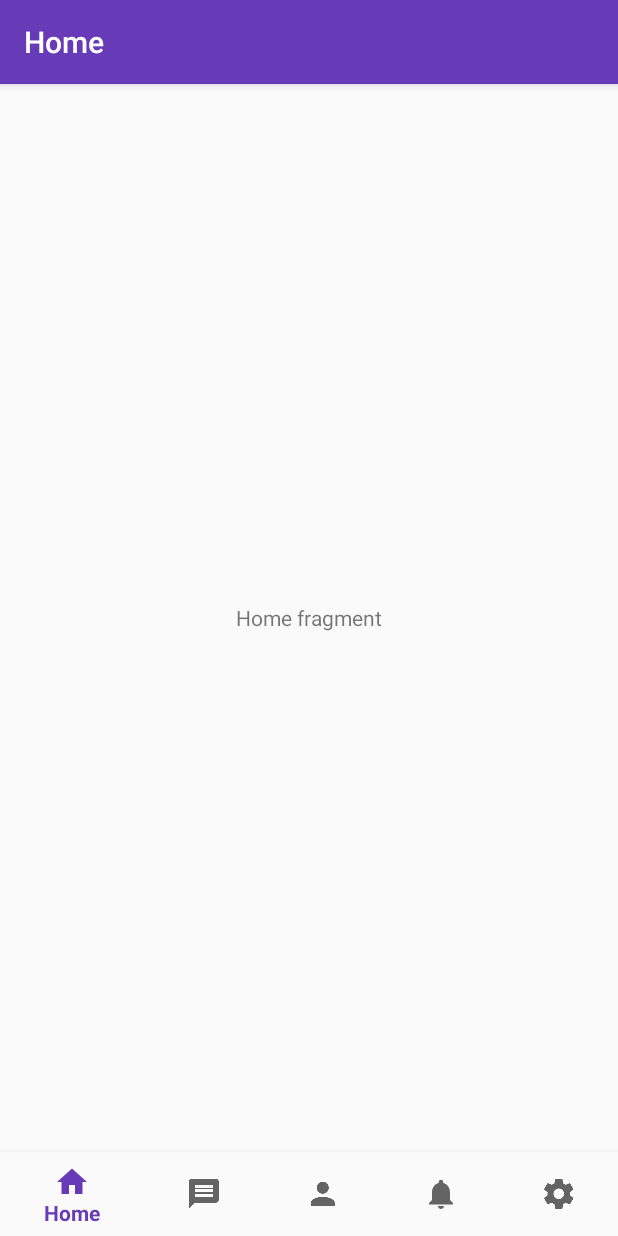
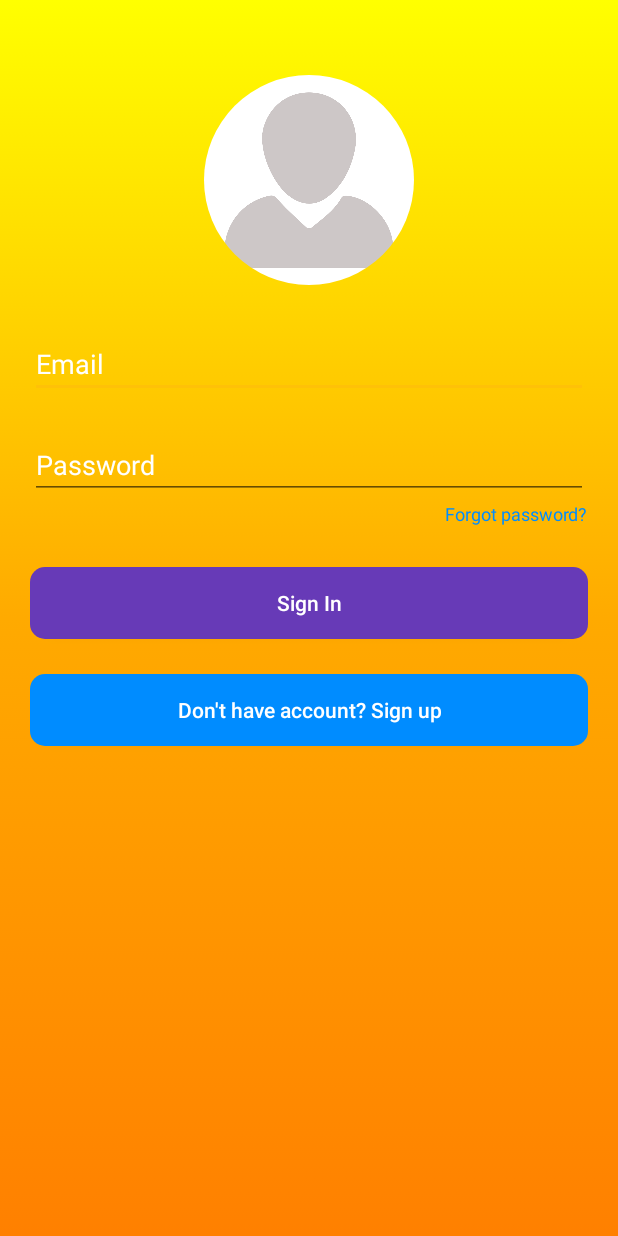
Before and after one commit to Pancor/Stagap, an Android app: the screen it shows after launch (MainActivity before the commit, LoginActivity after it), on a phone screen of 412 x 824 dp. Run offline under Robolectric (Android 15) with nearby library versions, the phone set to English and light mode, and no system bars; our stand-ins replace CircleImageView, Firebase (no records; nobody signed in at launch, a user with empty details on screens opened directly).

Commit message:
Added login activity

```diff
--- a/app/build.gradle
+++ b/app/build.gradle
@@ -27,6 +27,8 @@ dependencies {
     implementation 'com.android.support:support-vector-drawable:26.1.0'
     implementation 'com.android.support:support-v4:26.1.0'
     implementation 'com.google.firebase:firebase-database:11.0.4'
+    implementation 'com.google.firebase:firebase-auth:11.0.4'
+    compile 'de.hdodenhof:circleimageview:2.2.0'
     testImplementation 'junit:junit:4.12'
     androidTestImplementation 'com.android.support.test:runner:1.0.1'
     androidTestImplementation 'com.android.support.test.espresso:espresso-core:3.0.1'
@@ -35,4 +37,6 @@ dependencies {
 
 
 
+
+
 apply plugin: 'com.google.gms.google-services'
--- a/app/src/main/AndroidManifest.xml
+++ b/app/src/main/AndroidManifest.xml
@@ -1,6 +1,7 @@
 <?xml version="1.0" encoding="utf-8"?>
 <manifest xmlns:android="http://schemas.android.com/apk/res/android"
     package="com.stagap.stagap">
+    <uses-permission android:name="android.permission.INTERNET"/>
 
     <application
         android:allowBackup="true"
@@ -18,6 +19,10 @@
                 <category android:name="android.intent.category.LAUNCHER" />
             </intent-filter>
         </activity>
+        <activity
+            android:name=".LoginActivity"
+            android:label="@string/title_activity_login"
+            android:theme="@style/AppTheme.NoActionBar"></activity>
     </application>
 
 </manifest>
--- /dev/null
+++ b/app/src/main/java/com/stagap/stagap/LoginActivity.java
@@ -0,0 +1,21 @@
+package com.stagap.stagap;
+
+import android.os.Bundle;
+import android.support.design.widget.FloatingActionButton;
+import android.support.design.widget.Snackbar;
+import android.support.v7.app.AppCompatActivity;
+import android.support.v7.widget.Toolbar;
+import android.view.View;
+
+public class LoginActivity extends AppCompatActivity {
+
+    @Override
+    protected void onCreate(Bundle savedInstanceState) {
+        super.onCreate(savedInstanceState);
+        setContentView(R.layout.activity_login);
+
+
+
+    }
+
+}
--- a/app/src/main/java/com/stagap/stagap/MainActivity.java
+++ b/app/src/main/java/com/stagap/stagap/MainActivity.java
@@ -1,6 +1,7 @@
 package com.stagap.stagap;
 
 
+import android.content.Intent;
 import android.os.Bundle;
 import android.support.annotation.NonNull;
 import android.support.design.widget.BottomNavigationView;
@@ -9,6 +10,8 @@ import android.support.v4.app.FragmentTransaction;
 import android.support.v7.app.AppCompatActivity;
 import android.view.MenuItem;
 import android.widget.FrameLayout;
+
+import com.google.firebase.auth.FirebaseAuth;
 
 public class MainActivity extends AppCompatActivity {
 
@@ -21,9 +24,12 @@ public class MainActivity extends AppCompatActivity {
     private AccountFragment accountFragment;
     private SettingsFragment settingsFragment;
 
+    private FirebaseAuth firebaseAuth;
+
     @Override
     protected void onCreate(Bundle savedInstanceState) {
         super.onCreate(savedInstanceState);
+        sendToLogin();
         setContentView(R.layout.activity_main);
 
         homeFragment = new HomeFragment();
@@ -76,4 +82,13 @@ public class MainActivity extends AppCompatActivity {
 
     }
 
+    private void sendToLogin(){
+        firebaseAuth = FirebaseAuth.getInstance();
+        if(firebaseAuth.getCurrentUser() == null){
+            Intent intent = new Intent(getBaseContext(), LoginActivity.class);
+            startActivity(intent);
+            finish();
+        }
+    }
+
 }
--- /dev/null
+++ b/app/src/main/res/drawable/background.xml
@@ -0,0 +1,12 @@
+<?xml version="1.0" encoding="utf-8"?>
+<selector xmlns:android="http://schemas.android.com/apk/res/android">
+<item>
+    <shape>
+        <gradient
+            android:startColor="#ffff00"
+            android:endColor="#ff8000"
+            android:centerColor="#ffaa00"
+            android:angle="270"/>
+    </shape>
+</item>
+</selector>
--- /dev/null
+++ b/app/src/main/res/drawable/button_style_one.xml
@@ -0,0 +1,12 @@
+<?xml version="1.0" encoding="utf-8"?>
+<selector xmlns:android="http://schemas.android.com/apk/res/android">
+    <item>
+        <shape>
+            <corners
+                android:radius="10dp"/>
+            <solid
+                android:color="@color/colorPrimary"/>
+        </shape>
+    </item>
+
+</selector>
--- /dev/null
+++ b/app/src/main/res/drawable/button_style_two.xml
@@ -0,0 +1,12 @@
+<?xml version="1.0" encoding="utf-8"?>
+<selector xmlns:android="http://schemas.android.com/apk/res/android">
+    <item>
+        <shape>
+            <corners
+                android:radius="10dp"/>
+            <solid
+                android:color="@color/colorLight"/>
+        </shape>
+    </item>
+
+</selector>
--- /dev/null
+++ b/app/src/main/res/layout/activity_login.xml
@@ -0,0 +1,84 @@
+<?xml version="1.0" encoding="utf-8"?>
+<RelativeLayout
+    xmlns:android="http://schemas.android.com/apk/res/android"
+    xmlns:app="http://schemas.android.com/apk/res-auto"
+    android:layout_width="match_parent"
+    android:layout_height="match_parent"
+    android:background="@drawable/background"
+    android:padding="20dp">
+
+    <de.hdodenhof.circleimageview.CircleImageView
+        android:layout_width="140dp"
+        android:layout_height="140dp"
+        android:layout_alignParentTop="true"
+        android:layout_centerHorizontal="true"
+        android:layout_marginTop="30dp"
+        android:src="@drawable/defaultprofile" />
+
+    <EditText
+        android:id="@+id/editText"
+        android:layout_width="match_parent"
+        android:layout_height="wrap_content"
+        android:layout_alignEnd="@+id/textView3"
+        android:layout_alignParentTop="true"
+        android:textColorHint="@android:color/white"
+        android:layout_alignRight="@+id/textView3"
+        android:layout_marginTop="200dp"
+        android:shadowColor="@color/colorPrimary"
+        android:hint="@string/email"
+        android:inputType="textEmailAddress" />
+
+    <EditText
+        android:id="@+id/editText3"
+        android:layout_width="match_parent"
+        android:layout_height="wrap_content"
+        android:layout_alignLeft="@+id/editText"
+        android:layout_alignStart="@+id/editText"
+        android:layout_below="@+id/editText"
+        android:shadowColor="@color/colorPrimary"
+        android:layout_marginTop="22dp"
+        android:ems="10"
+        android:textColorHint="@android:color/white"
+        android:hint="Password"
+        android:inputType="textPassword" />
+
+    <TextView
+        android:id="@+id/textView3"
+        android:layout_width="wrap_content"
+        android:layout_height="wrap_content"
+        android:layout_alignParentEnd="true"
+        android:layout_alignParentRight="true"
+        android:layout_below="@+id/editText3"
+        android:layout_marginTop="1dp"
+        android:text="@string/forgot_password"
+        android:textColor="@color/colorLight"
+        android:textSize="12sp" />
+
+    <Button
+        android:id="@+id/button2"
+        android:layout_width="match_parent"
+        android:layout_height="wrap_content"
+        android:layout_alignParentLeft="true"
+        android:layout_alignParentStart="true"
+        android:layout_below="@+id/textView3"
+        android:layout_marginTop="27dp"
+        android:background="@drawable/button_style_one"
+        android:text="@string/sign_in"
+        android:textAllCaps="false"
+        android:textColor="@android:color/white" />
+
+    <Button
+        android:id="@+id/button3"
+        android:layout_width="match_parent"
+        android:layout_height="wrap_content"
+        android:layout_alignParentLeft="true"
+        android:layout_alignParentStart="true"
+        android:layout_below="@+id/button2"
+        android:layout_marginTop="23dp"
+        android:background="@drawable/button_style_two"
+        android:text="@string/don_t_have_account_sign_up"
+        android:textAllCaps="false"
+        android:textColor="@android:color/white" />
+
+
+</RelativeLayout>
--- a/app/src/main/res/layout/fragment_account.xml
+++ b/app/src/main/res/layout/fragment_account.xml
@@ -4,17 +4,9 @@
     android:layout_height="match_parent"
     tools:context="com.stagap.stagap.AccountFragment">
 
-    <!-- TODO: Update blank fragment layout -->
     <RelativeLayout
         android:layout_width="match_parent"
         android:layout_height="match_parent">
-
-        <TextView
-            android:layout_width="wrap_content"
-            android:layout_height="wrap_content"
-            android:layout_centerHorizontal="true"
-            android:layout_centerVertical="true"
-            android:text="Account fragment" />
     </RelativeLayout>
 
 </FrameLayout>
--- a/app/src/main/res/values/colors.xml
+++ b/app/src/main/res/values/colors.xml
@@ -4,4 +4,5 @@
     <color name="colorPrimaryDark">#4b258f</color>
     <color name="colorPrimaryLight">#D1C4E9</color>
     <color name="colorAccent">#FFC107</color>
+    <color name="colorLight">#008cff</color>
 </resources>
--- a/app/src/main/res/values/dimens.xml
+++ b/app/src/main/res/values/dimens.xml
@@ -2,4 +2,5 @@
     <!-- Default screen margins, per the Android Design guidelines. -->
     <dimen name="activity_horizontal_margin">16dp</dimen>
     <dimen name="activity_vertical_margin">16dp</dimen>
+    <dimen name="fab_margin">16dp</dimen>
 </resources>
--- a/app/src/main/res/values/strings.xml
+++ b/app/src/main/res/values/strings.xml
@@ -9,4 +9,9 @@
     <string name="hello_blank_fragment">Hello blank fragment</string>
     <string name="messages">Messages</string>
     <string name="settings">Settings</string>
+    <string name="title_activity_login">LoginActivity</string>
+    <string name="email">Email</string>
+    <string name="forgot_password">Forgot password?</string>
+    <string name="sign_in">Sign In</string>
+    <string name="don_t_have_account_sign_up">Don\'t have account? Sign up</string>
 </resources>
--- a/app/src/main/res/values/styles.xml
+++ b/app/src/main/res/values/styles.xml
@@ -1,11 +1,20 @@
 <resources>
 
     <!-- Base application theme. -->
-    <style name="AppTheme" parent="Theme.AppCompat.Light.DarkActionBar">
+    <style name="AppTheme" parent="Theme.AppCompat.Light.NoActionBar">
         <!-- Customize your theme here. -->
         <item name="colorPrimary">@color/colorPrimary</item>
         <item name="colorPrimaryDark">@color/colorPrimaryDark</item>
         <item name="colorAccent">@color/colorAccent</item>
     </style>
 
+    <style name="AppTheme.NoActionBar">
+        <item name="windowActionBar">false</item>
+        <item name="windowNoTitle">true</item>
+    </style>
+
+    <style name="AppTheme.AppBarOverlay" parent="ThemeOverlay.AppCompat.Dark.ActionBar" />
+
+    <style name="AppTheme.PopupOverlay" parent="ThemeOverlay.AppCompat.Light" />
+
 </resources>
```
Also changed, not shown: app/src/main/res/drawable-v24/defaultprofile.png (added), app/src/main/res/drawable/ja.png (added).
